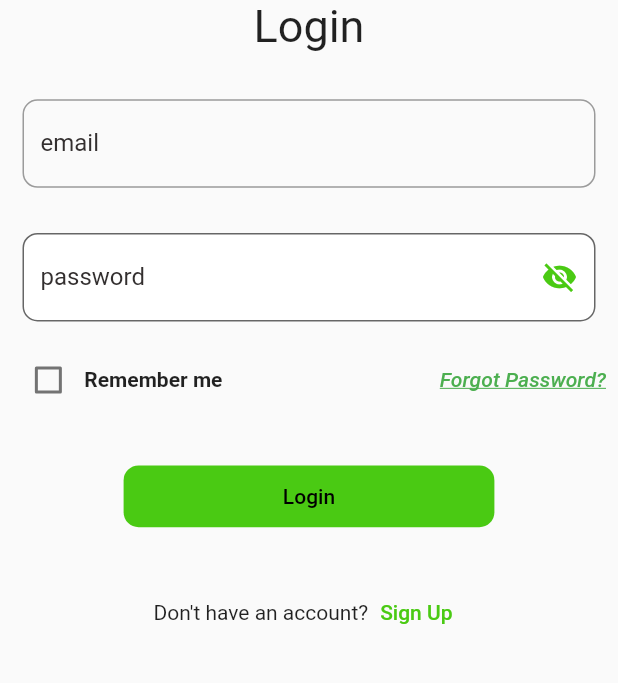
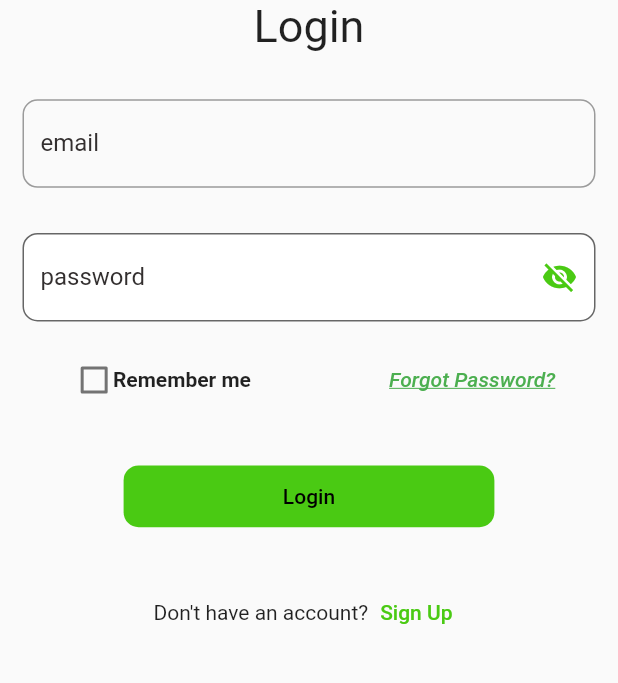
Before and after one commit to abu3athab/amal, a Flutter app: the screen it shows after launch, on a phone screen of 412 x 824 dp, the part 433-1116 px from its top. Run offline on Flutter 3.47's test engine with Material 2 defaults, Android fonts, the phone set to English and light mode, and no system bars; missing offline and left inert: dart:ffi.

Commit message:
fix the alignment bug on remember-me checkbox

```diff
--- a/lib/log in/logIn.dart
+++ b/lib/log in/logIn.dart
@@ -47,12 +47,12 @@ class LoginChild extends State<Login> {
               ),
               LogInPassword(),
               Row(
-                mainAxisAlignment: MainAxisAlignment.spaceBetween,
+                mainAxisAlignment: MainAxisAlignment.spaceAround,
                 crossAxisAlignment: CrossAxisAlignment.center,
                 children: [
                   Container(
                       margin: EdgeInsets.symmetric(
-                          vertical: 0, horizontal: width * 0.02),
+                          vertical: 0, horizontal: width * 0.04),
                       child: RememberMe()),
                   TextButton(
                     child: const Text(
--- a/lib/log in/rememberMe.dart
+++ b/lib/log in/rememberMe.dart
@@ -13,7 +13,10 @@ class Child extends State<RememberMe> {
   @override
   Widget build(BuildContext context) {
     return Row(children: [
-      Checkbox(
+      SizedBox(
+        height: 25,
+        width: 25,
+        child: Checkbox(
           value: this.valuefirst,
           onChanged: (value) {
             setState(() {
@@ -29,6 +32,7 @@ class Child extends State<RememberMe> {
           overlayColor: MaterialStateProperty.all(Colors.white),
           tristate: false,
         ),
+      ),
       const Text(
         "Remember me",
         style: TextStyle(fontWeight: FontWeight.w600),
```
Also changed, not shown: pubspec.lock. Lines whose indentation alone changed are shown as unchanged.
